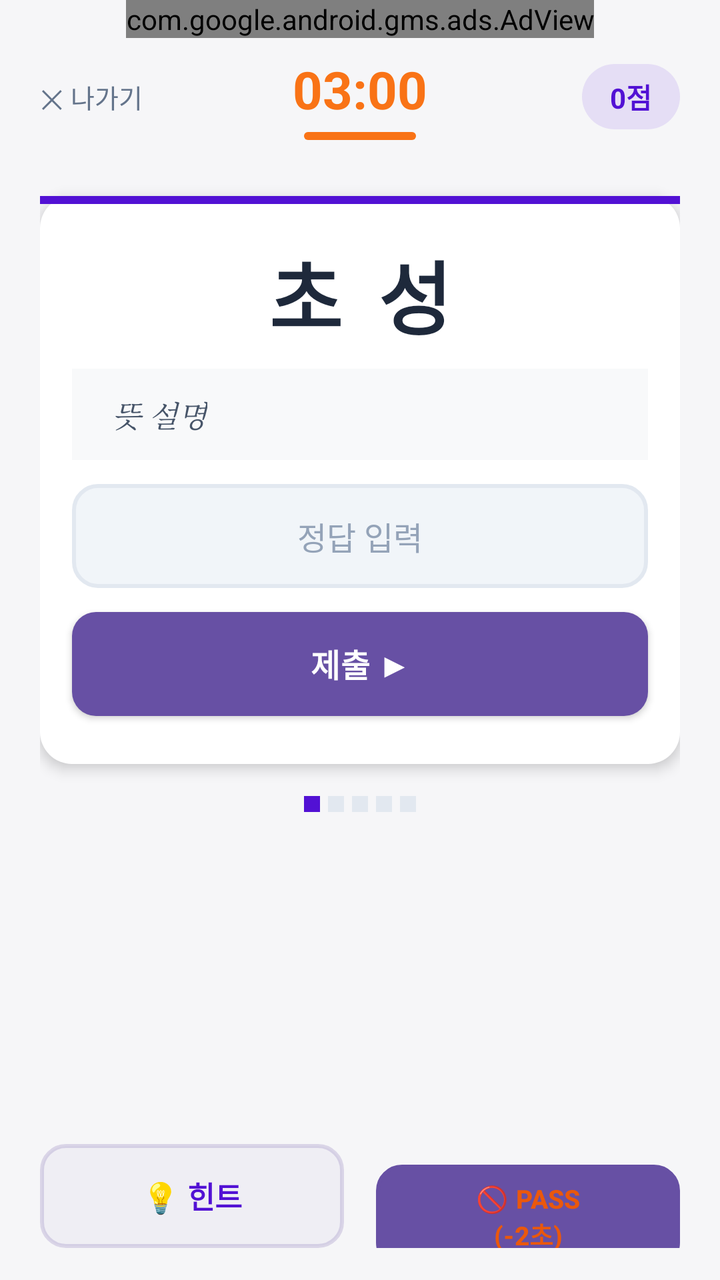
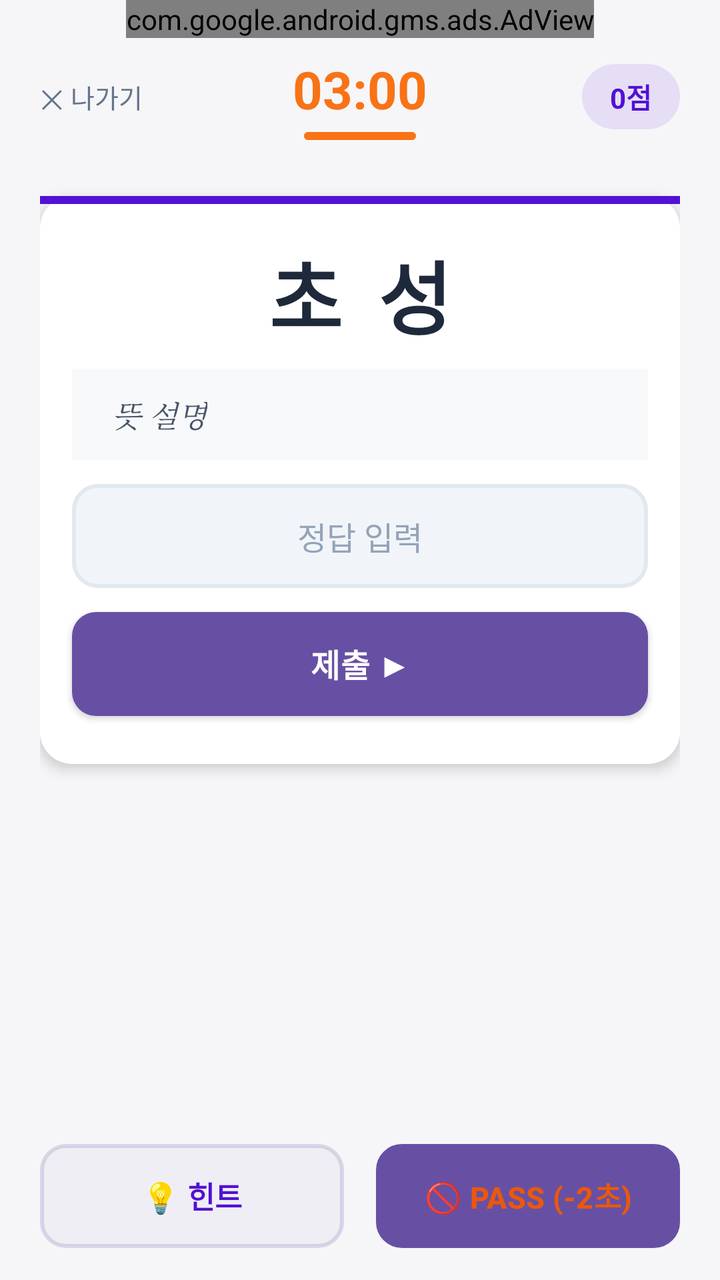

Screens rendered from an Android XML layout before and after an edit, with the pre-edit source and the edit as a unified diff.
<!-- AndroidManifest.xml: application theme Theme.Word -->
<!-- res/layout/activity_time.xml -->
<?xml version="1.0" encoding="utf-8"?>
<LinearLayout xmlns:android="http://schemas.android.com/apk/res/android"
    xmlns:ads="http://schemas.android.com/apk/res-auto"
    android:layout_width="match_parent"
    android:layout_height="match_parent"
    android:orientation="vertical"
    android:background="#F6F6F8">

    
    <com.google.android.gms.ads.AdView
        android:id="@+id/adViewTop"
        android:layout_width="wrap_content"
        android:layout_height="wrap_content"
        android:layout_gravity="center_horizontal"
        ads:adSize="BANNER"
        ads:adUnitId="ca-app-pub-5497677824149260/4874446941"/>

    <ScrollView
        android:layout_width="match_parent"
        android:layout_height="0dp"
        android:layout_weight="1"
        android:fillViewport="true">

        <LinearLayout
            android:layout_width="match_parent"
            android:layout_height="wrap_content"
            android:orientation="vertical"
            android:paddingLeft="20dp"
            android:paddingRight="20dp"
            android:paddingBottom="20dp">

            
            <RelativeLayout
                android:layout_width="match_parent"
                android:layout_height="wrap_content"
                android:layout_marginTop="8dp"
                android:layout_marginBottom="4dp">

                
                <Button
                    android:id="@+id/btn_back"
                    android:layout_width="wrap_content"
                    android:layout_height="wrap_content"
                    android:text="✕ 나가기"
                    android:textSize="13sp"
                    android:textColor="#64748B"
                    android:background="@android:color/transparent"
                    android:padding="0dp"
                    android:minWidth="0dp"
                    android:minHeight="0dp"
                    android:layout_alignParentStart="true"
                    android:layout_centerVertical="true"/>

                
                <LinearLayout
                    android:layout_width="wrap_content"
                    android:layout_height="wrap_content"
                    android:orientation="vertical"
                    android:gravity="center_horizontal"
                    android:layout_centerInParent="true">

                    <TextView
                        android:id="@+id/tv_timer"
                        android:layout_width="wrap_content"
                        android:layout_height="wrap_content"
                        android:text="03:00"
                        android:textSize="26sp"
                        android:textStyle="bold"
                        android:textColor="#F97316"/>

                    <ProgressBar
                        android:id="@+id/pb_timer"
                        style="@android:style/Widget.ProgressBar.Horizontal"
                        android:layout_width="56dp"
                        android:layout_height="4dp"
                        android:layout_marginTop="4dp"
                        android:progressTint="#F97316"
                        android:progressBackgroundTint="#FFE4C4"
                        android:max="180"
                        android:progress="180"/>
                </LinearLayout>

                
                <TextView
                    android:id="@+id/tv_current_score"
                    android:layout_width="wrap_content"
                    android:layout_height="wrap_content"
                    android:text="0점"
                    android:textSize="14sp"
                    android:textStyle="bold"
                    android:textColor="#5211D4"
                    android:background="@drawable/bg_score_badge"
                    android:paddingLeft="14dp"
                    android:paddingRight="14dp"
                    android:paddingTop="6dp"
                    android:paddingBottom="6dp"
                    android:layout_alignParentEnd="true"
                    android:layout_centerVertical="true"/>
            </RelativeLayout>

            
            <TextView
                android:id="@+id/tv_feedback"
                android:layout_width="match_parent"
                android:layout_height="wrap_content"
                android:text=""
                android:textSize="14sp"
                android:textStyle="bold"
                android:textColor="#EF4444"
                android:gravity="center"
                android:layout_marginBottom="4dp"
                android:minHeight="20dp"/>

            
            <FrameLayout
                android:id="@+id/layout_card"
                android:layout_width="match_parent"
                android:layout_height="wrap_content"
                android:background="@drawable/bg_quiz_card"
                android:elevation="4dp"
                android:layout_marginBottom="16dp">

                <LinearLayout
                    android:layout_width="match_parent"
                    android:layout_height="wrap_content"
                    android:orientation="vertical"
                    android:gravity="center_horizontal">

                    
                    <View
                        android:layout_width="match_parent"
                        android:layout_height="4dp"
                        android:background="#5211D4"/>

                    
                    <TextView
                        android:id="@+id/tv_initial"
                        android:layout_width="wrap_content"
                        android:layout_height="wrap_content"
                        android:text="초 성"
                        android:textSize="40sp"
                        android:textStyle="bold"
                        android:textColor="#1E293B"
                        android:letterSpacing="0.1"
                        android:layout_marginTop="16dp"
                        android:layout_marginBottom="8dp"/>

                    
                    <LinearLayout
                        android:layout_width="match_parent"
                        android:layout_height="wrap_content"
                        android:background="#F8F9FA"
                        android:paddingLeft="20dp"
                        android:paddingRight="20dp"
                        android:paddingTop="12dp"
                        android:paddingBottom="12dp"
                        android:layout_marginLeft="16dp"
                        android:layout_marginRight="16dp"
                        android:layout_marginBottom="12dp">

                        <TextView
                            android:id="@+id/tv_mean"
                            android:layout_width="wrap_content"
                            android:layout_height="wrap_content"
                            android:text="뜻 설명"
                            android:textSize="15sp"
                            android:textColor="#475569"
                            android:gravity="center"
                            android:fontFamily="serif"
                            android:textStyle="italic"/>
                    </LinearLayout>

                    
                    <TextView
                        android:id="@+id/tv_example"
                        android:layout_width="match_parent"
                        android:layout_height="wrap_content"
                        android:text="예문"
                        android:textSize="14sp"
                        android:textColor="#64748B"
                        android:background="#EEF2FF"
                        android:padding="14dp"
                        android:gravity="center"
                        android:layout_marginLeft="16dp"
                        android:layout_marginRight="16dp"
                        android:layout_marginBottom="12dp"
                        android:visibility="gone"/>

                    
                    <EditText
                        android:id="@+id/et_answer"
                        android:layout_width="match_parent"
                        android:layout_height="52dp"
                        android:hint="정답 입력"
                        android:inputType="text"
                        android:imeOptions="actionDone"
                        android:singleLine="true"
                        android:gravity="center"
                        android:background="@drawable/bg_input_field"
                        android:paddingLeft="16dp"
                        android:paddingRight="16dp"
                        android:textSize="16sp"
                        android:textColor="#1E293B"
                        android:textColorHint="#94A3B8"
                        android:layout_marginLeft="16dp"
                        android:layout_marginRight="16dp"
                        android:layout_marginBottom="12dp"/>

                    
                    <Button
                        android:id="@+id/btn_submit"
                        android:layout_width="match_parent"
                        android:layout_height="52dp"
                        android:text="제출 ▶"
                        android:textSize="16sp"
                        android:textStyle="bold"
                        android:textColor="#FFFFFF"
                        android:background="@drawable/bg_submit_btn"
                        android:insetTop="0dp"
                        android:insetBottom="0dp"
                        android:stateListAnimator="@null"
                        android:layout_marginLeft="16dp"
                        android:layout_marginRight="16dp"
                        android:layout_marginBottom="24dp"
                        android:elevation="2dp"/>

                </LinearLayout>
            </FrameLayout>

            
            <LinearLayout
                android:layout_width="wrap_content"
                android:layout_height="wrap_content"
                android:orientation="horizontal"
                android:gravity="center"
                android:layout_gravity="center_horizontal"
                android:layout_marginBottom="16dp">

                <View android:layout_width="8dp" android:layout_height="8dp"
                    android:background="#5211D4" android:layout_marginRight="4dp"/>
                <View android:layout_width="8dp" android:layout_height="8dp"
                    android:background="#E2E8F0" android:layout_marginRight="4dp"/>
                <View android:layout_width="8dp" android:layout_height="8dp"
                    android:background="#E2E8F0" android:layout_marginRight="4dp"/>
                <View android:layout_width="8dp" android:layout_height="8dp"
                    android:background="#E2E8F0" android:layout_marginRight="4dp"/>
                <View android:layout_width="8dp" android:layout_height="8dp"
                    android:background="#E2E8F0"/>
            </LinearLayout>

            
            <Button
                android:id="@+id/btn_restart"
                android:layout_width="match_parent"
                android:layout_height="52dp"
                android:text="⏱️ 다시 도전하기"
                android:textSize="15sp"
                android:textStyle="bold"
                android:textColor="#FFFFFF"
                android:background="@drawable/bg_category_icon_teal"
                android:insetTop="0dp"
                android:insetBottom="0dp"
                android:stateListAnimator="@null"
                android:visibility="gone"
                android:layout_marginBottom="16dp"/>

        </LinearLayout>
    </ScrollView>

    
    <LinearLayout
        android:layout_width="match_parent"
        android:layout_height="wrap_content"
        android:orientation="horizontal"
        android:paddingLeft="20dp"
        android:paddingRight="20dp"
        android:paddingTop="12dp"
        android:paddingBottom="16dp"
        android:background="#F6F6F8">

        <Button
            android:id="@+id/btn_hint"
            android:layout_width="0dp"
            android:layout_weight="1"
            android:layout_height="52dp"
            android:text="💡 힌트"
            android:textSize="15sp"
            android:textStyle="bold"
            android:textColor="#5211D4"
            android:background="@drawable/bg_hint_btn_new"
            android:insetTop="0dp"
            android:insetBottom="0dp"
            android:stateListAnimator="@null"
            android:layout_marginRight="8dp"/>

        <Button
            android:id="@+id/btn_pass"
            android:layout_width="0dp"
            android:layout_weight="1"
            android:layout_height="52dp"
            android:textSize="13sp"
            android:textStyle="bold"
            android:textColor="#EA580C"
            android:background="@drawable/bg_pass_btn_new"
            android:insetTop="0dp"
            android:insetBottom="0dp"
            android:stateListAnimator="@null"
            android:layout_marginLeft="8dp"
            android:gravity="center"
            android:text="🚫 PASS&#10;(-2초)"/>

    </LinearLayout>
</LinearLayout>
<!-- resources referenced by this layout -->
<resources>
  <!-- drawable bg_category_icon_teal (drawable) -->
  <?xml version="1.0" encoding="utf-8"?>
  <shape xmlns:android="http://schemas.android.com/apk/res/android"
      android:shape="rectangle">
      <solid android:color="#14B8A6"/>
      <corners android:radius="12dp"/>
  </shape>
  <!-- drawable bg_hint_btn_new (drawable) -->
  <?xml version="1.0" encoding="utf-8"?>
  <shape xmlns:android="http://schemas.android.com/apk/res/android"
      android:shape="rectangle">
      <solid android:color="#0D5211D4"/>
      <stroke android:color="#335211D4" android:width="2dp"/>
      <corners android:radius="12dp"/>
  </shape>
  <!-- drawable bg_input_field (drawable) -->
  <?xml version="1.0" encoding="utf-8"?>
  <shape xmlns:android="http://schemas.android.com/apk/res/android"
      android:shape="rectangle">
      <solid android:color="#F1F5F9"/>
      <stroke android:color="#E2E8F0" android:width="2dp"/>
      <corners android:radius="12dp"/>
  </shape>
  <!-- drawable bg_pass_btn_new (drawable) -->
  <?xml version="1.0" encoding="utf-8"?>
  <shape xmlns:android="http://schemas.android.com/apk/res/android"
      android:shape="rectangle">
      <solid android:color="#FFF7ED"/>
      <stroke android:color="#FED7AA" android:width="2dp"/>
      <corners android:radius="12dp"/>
  </shape>
  <!-- drawable bg_quiz_card (drawable) -->
  <?xml version="1.0" encoding="utf-8"?>
  <shape xmlns:android="http://schemas.android.com/apk/res/android"
      android:shape="rectangle">
      <solid android:color="#FFFFFF"/>
      <corners android:radius="16dp"/>
  </shape>
  <!-- drawable bg_score_badge (drawable) -->
  <?xml version="1.0" encoding="utf-8"?>
  <shape xmlns:android="http://schemas.android.com/apk/res/android"
      android:shape="rectangle">
      <solid android:color="#1A5211D4"/>
      <corners android:radius="999dp"/>
  </shape>
  <!-- drawable bg_submit_btn (drawable) -->
  <?xml version="1.0" encoding="utf-8"?>
  <shape xmlns:android="http://schemas.android.com/apk/res/android"
      android:shape="rectangle">
      <solid android:color="#5211D4"/>
      <corners android:radius="12dp"/>
  </shape>
  <style name="Theme.Word" parent="Base.Theme.Word" />
  <style name="Base.Theme.Word" parent="Theme.Material3.DayNight.NoActionBar">
          
          
      </style>
</resources>

<!-- the commit's change to res/layout/activity_time.xml (unified diff, before → after) -->
@@ -227,26 +227,6 @@
                 </LinearLayout>
             </FrameLayout>
 
-            
-            <LinearLayout
-                android:layout_width="wrap_content"
-                android:layout_height="wrap_content"
-                android:orientation="horizontal"
-                android:gravity="center"
-                android:layout_gravity="center_horizontal"
-                android:layout_marginBottom="16dp">
-
-                <View android:layout_width="8dp" android:layout_height="8dp"
-                    android:background="#5211D4" android:layout_marginRight="4dp"/>
-                <View android:layout_width="8dp" android:layout_height="8dp"
-                    android:background="#E2E8F0" android:layout_marginRight="4dp"/>
-                <View android:layout_width="8dp" android:layout_height="8dp"
-                    android:background="#E2E8F0" android:layout_marginRight="4dp"/>
-                <View android:layout_width="8dp" android:layout_height="8dp"
-                    android:background="#E2E8F0" android:layout_marginRight="4dp"/>
-                <View android:layout_width="8dp" android:layout_height="8dp"
-                    android:background="#E2E8F0"/>
-            </LinearLayout>
 
             
             <Button
@@ -298,7 +278,7 @@
             android:layout_width="0dp"
             android:layout_weight="1"
             android:layout_height="52dp"
-            android:textSize="13sp"
+            android:textSize="15sp"
             android:textStyle="bold"
             android:textColor="#EA580C"
             android:background="@drawable/bg_pass_btn_new"
@@ -307,7 +287,7 @@
             android:stateListAnimator="@null"
             android:layout_marginLeft="8dp"
             android:gravity="center"
-            android:text="🚫 PASS&#10;(-2초)"/>
+            android:text="🚫 PASS (-2초)"/>
 
     </LinearLayout>
 </LinearLayout>
